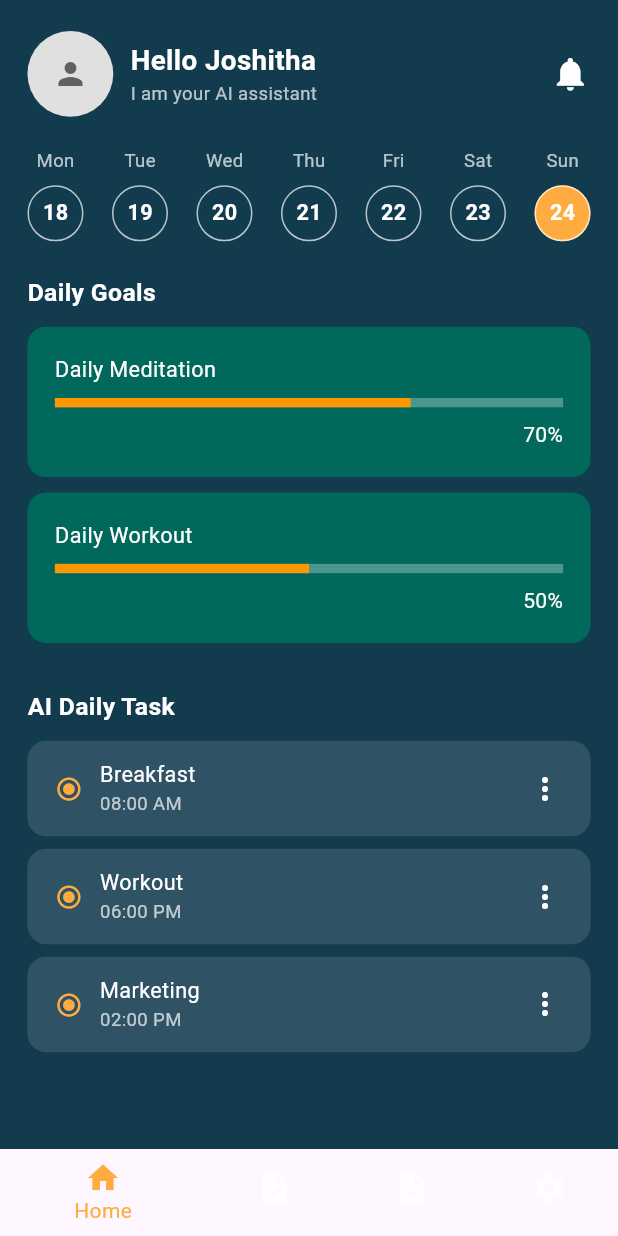
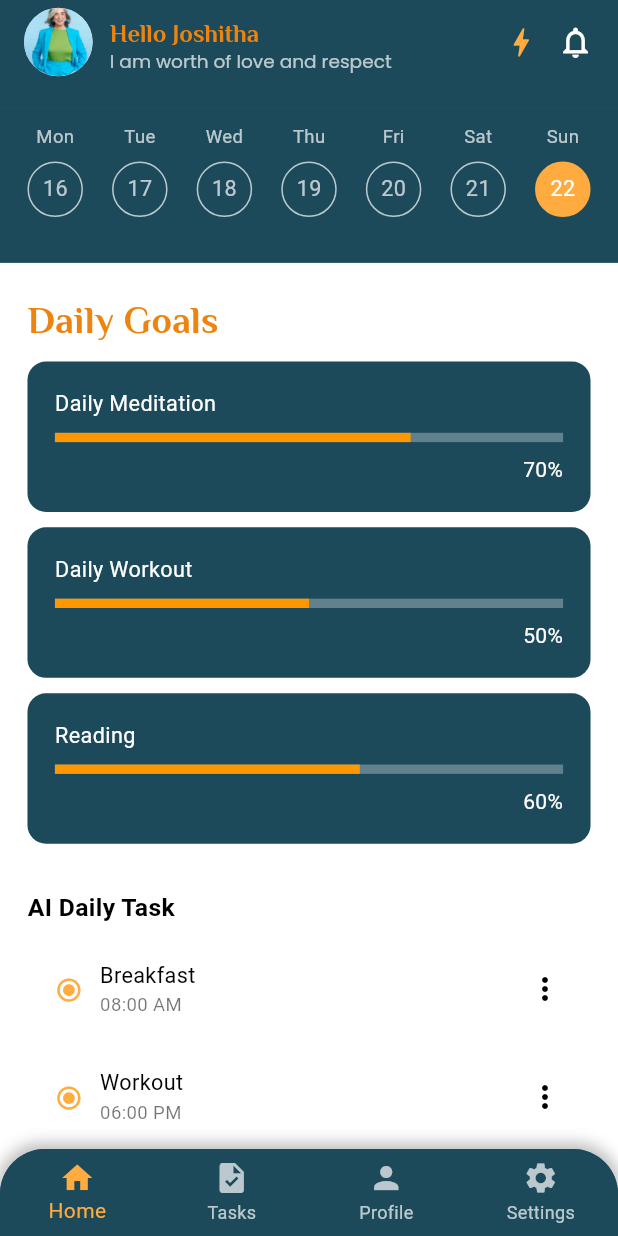
Before and after one commit to Sayduntuhin/achive_ai1, a Flutter app: the MainScreen screen opened by its route, on a phone screen of 412 x 824 dp. Run offline on Flutter 3.47's test engine with Material 3 defaults, Android fonts, the phone set to English and light mode, and no system bars; our stand-ins replace flutter_screenutil, flutter_svg, get, pin_code_fields.

Commit message:
second commit

```diff
--- a/lib/controller/buttom_navigation_controller.dart
+++ b/lib/controller/buttom_navigation_controller.dart
@@ -1,9 +1,10 @@
 import 'package:get/get.dart';
 
 class BottomNavController extends GetxController {
-  var selectedIndex = 0.obs;
+  int selectedIndex = 0; // ✅ Change from Rx<int> to normal int
 
   void changeTab(int index) {
-    selectedIndex.value = index;
+    selectedIndex = index;
+    update(); // ✅ Use `update()` instead of `.value`
   }
 }
--- a/lib/themes/colors.dart
+++ b/lib/themes/colors.dart
@@ -4,7 +4,7 @@ Color titleColor = const Color(0xffED840F);
 Color textColor = const Color(0xffED840F);
 Color buttonColor = const Color(0xffED840F);
 Color buttonColor2 = const Color(0xff496E7B);
-Color backgroundColor = const Color(0xff163c49);
+Color backgroundColor = const Color(0xff1C4A5A);
 Color backgroundColor2 = const Color(0xff2c4a57);
 Color primaryColor = const Color(0xffED840F);
 Color borderColor = const Color(0xffED840F);
--- a/lib/view/home/page/home_page.dart
+++ b/lib/view/home/page/home_page.dart
@@ -1,43 +1,57 @@
+import 'package:achive_ai/themes/colors.dart';
 import 'package:flutter/material.dart';
 import 'package:flutter_screenutil/flutter_screenutil.dart';
 
-class DailyTasksScreen extends StatelessWidget {
-  const DailyTasksScreen({super.key});
+class HomePage extends StatelessWidget {
+  const HomePage({super.key});
 
   @override
   Widget build(BuildContext context) {
     return Scaffold(
-      backgroundColor: Color(0xFF123B4E),
-      body: SafeArea(
-        child: SingleChildScrollView(
-          child: Padding(
+      backgroundColor: Colors.white,
+      body: CustomScrollView(
+        slivers: [
+          /// ✅ SliverAppBar with Header (Pinned)
+          SliverAppBar(
+            title: _buildHeader(),
+            backgroundColor: backgroundColor,
+            expandedHeight: 70.h, // Adjust height for styling
+          //  floating: false,
+            pinned: true, // ✅ Keeps header visible at all times
+            automaticallyImplyLeading: false, // Removes default back button
+          ),
+
+          /// ✅ Date Selector (Hides on Scroll)
+          SliverPersistentHeader(
+            pinned: false, // ✅ Hides when scrolling
+            delegate: _SliverDateSelectorDelegate(
+              child: _buildDateSelector(),
+              height: 100.h,
+            ),
+          ),
+
+          /// ✅ Scrollable Content Below
+          SliverList(
+            delegate: SliverChildListDelegate([
+              Padding(
                 padding: EdgeInsets.symmetric(horizontal: 16.w, vertical: 20.h),
                 child: Column(
                   crossAxisAlignment: CrossAxisAlignment.start,
                   children: [
-                /// Header Section
-                _buildHeader(),
-                SizedBox(height: 20.h),
-
-                /// Date Selector
-                _buildDateSelector(),
-                SizedBox(height: 20.h),
-
-                /// Daily Goals
                     _buildDailyGoals(),
                     SizedBox(height: 20.h),
-
-                /// AI Daily Task Section
                     _buildDailyTasks(),
                   ],
                 ),
               ),
+            ]),
           ),
+        ],
       ),
     );
   }
 
-  /// Header with Profile Info
+  /// ✅ Header inside AppBar (Always Visible)
   Widget _buildHeader() {
     return Row(
       mainAxisAlignment: MainAxisAlignment.spaceBetween,
@@ -45,36 +59,46 @@ class DailyTasksScreen extends StatelessWidget {
         Row(
           children: [
             CircleAvatar(
-              backgroundColor: Colors.grey.shade300,
-              radius: 25.w,
-              child: Icon(Icons.person, color: Colors.grey.shade700),
+              backgroundImage: AssetImage("assets/images/person.png"), // ✅ Add user image
+              radius: 20.w,
             ),
             SizedBox(width: 10.w),
             Column(
               crossAxisAlignment: CrossAxisAlignment.start,
               children: [
+                SizedBox(height: 5.h),
                 Text(
                   "Hello Joshitha",
-                  style: TextStyle(fontSize: 18.sp, color: Colors.white, fontWeight: FontWeight.bold),
+                  style: TextStyle(fontSize: 16.sp, color: textColor, fontWeight: FontWeight.w700,fontFamily: 'Philosopher'),
                 ),
                 Text(
-                  "I am your AI assistant",
-                  style: TextStyle(fontSize: 12.sp, color: Colors.white70),
+                  "I am worth of love and respect",
+                  style: TextStyle(fontSize: 12.sp, color: Colors.white70,fontFamily: 'Poppins'),
                 ),
               ],
             ),
           ],
         ),
-        Icon(Icons.notifications, color: Colors.white, size: 26.sp),
+        Row(
+          children: [
+            Icon(Icons.bolt, color: Colors.orangeAccent, size: 24.sp), // ⚡ Icon
+            SizedBox(width: 10.w),
+            Icon(Icons.notifications_none_outlined   , color: Colors.white, size: 24.sp), // 🔔 Icon
+          ],
+        ),
       ],
     );
   }
 
-  /// Date Selector Row
+  /// ✅ Date Selector Row (Hides on Scroll)
   Widget _buildDateSelector() {
-    return Row(
+    return Container(
+      padding: EdgeInsets.symmetric(horizontal: 16.w, vertical: 10.h),
+      color: backgroundColor,
+      child: Row(
         mainAxisAlignment: MainAxisAlignment.spaceBetween,
         children: List.generate(7, (index) {
+          bool isSelected = index == 6; // Highlight current day
           return Column(
             children: [
               Text(
@@ -85,30 +109,32 @@ class DailyTasksScreen extends StatelessWidget {
               Container(
                 padding: EdgeInsets.all(8.w),
                 decoration: BoxDecoration(
-                color: index == 6 ? Colors.orangeAccent : Colors.transparent,
+                  color: isSelected ? Colors.orangeAccent : Colors.transparent,
                   shape: BoxShape.circle,
-                border: Border.all(color: Colors.white70),
+                  border: Border.all(color: isSelected ? Colors.orangeAccent : Colors.white70),
                 ),
                 child: Text(
-                "${18 + index}",
-                style: TextStyle(color: Colors.white, fontSize: 14.sp, fontWeight: FontWeight.bold),
+                  "${16 + index}",
+                  style: TextStyle(color: isSelected ? Colors.white : Colors.white70, fontSize: 14.sp),
                 ),
               ),
             ],
           );
         }),
+      ),
     );
   }
 
-  /// Daily Goals Section
+  /// ✅ Daily Goals Section
   Widget _buildDailyGoals() {
     return Column(
       crossAxisAlignment: CrossAxisAlignment.start,
       children: [
-        Text("Daily Goals", style: TextStyle(fontSize: 16.sp, color: Colors.white, fontWeight: FontWeight.bold)),
+        Text("Daily Goals", style: TextStyle(fontSize: 24.sp, color: textColor , fontWeight: FontWeight.w700,fontFamily: 'Philosopher')),
         SizedBox(height: 10.h),
         _buildGoalCard("Daily Meditation", 70),
         _buildGoalCard("Daily Workout", 50),
+        _buildGoalCard("Reading", 60),
       ],
     );
   }
@@ -117,7 +143,7 @@ class DailyTasksScreen extends StatelessWidget {
     return Container(
       padding: EdgeInsets.all(16.w),
       margin: EdgeInsets.only(bottom: 10.h),
-      decoration: BoxDecoration(color: Colors.teal.shade800, borderRadius: BorderRadius.circular(12.r)),
+      decoration: BoxDecoration(color: backgroundColor, borderRadius: BorderRadius.circular(12.r)),
       child: Column(
         crossAxisAlignment: CrossAxisAlignment.start,
         children: [
@@ -139,12 +165,12 @@ class DailyTasksScreen extends StatelessWidget {
     );
   }
 
-  /// AI Daily Tasks Section
+  /// ✅ AI Daily Tasks Section
   Widget _buildDailyTasks() {
     return Column(
       crossAxisAlignment: CrossAxisAlignment.start,
       children: [
-        Text("AI Daily Task", style: TextStyle(fontSize: 16.sp, color: Colors.white, fontWeight: FontWeight.bold)),
+        Text("AI Daily Task", style: TextStyle(fontSize: 16.sp, color: Colors.black, fontWeight: FontWeight.bold)),
         SizedBox(height: 10.h),
         _buildTaskItem("Breakfast", "08:00 AM"),
         _buildTaskItem("Workout", "06:00 PM"),
@@ -168,18 +194,40 @@ class DailyTasksScreen extends StatelessWidget {
               Column(
                 crossAxisAlignment: CrossAxisAlignment.start,
                 children: [
-                  Text(title, style: TextStyle(fontSize: 14.sp, color: Colors.white)),
-                  Text(time, style: TextStyle(fontSize: 12.sp, color: Colors.white70)),
+                  Text(title, style: TextStyle(fontSize: 14.sp, color: Colors.black)),
+                  Text(time, style: TextStyle(fontSize: 12.sp, color: Colors.black54)),
                 ],
               ),
             ],
           ),
-          Icon(Icons.more_vert, color: Colors.white),
+          Icon(Icons.more_vert, color: Colors.black),
         ],
       ),
     );
   }
+}
 
+/// ✅ Persistent Header Delegate for Date Selector (Hides on Scroll)
+class _SliverDateSelectorDelegate extends SliverPersistentHeaderDelegate {
+  final Widget child;
+  final double height;
 
+  _SliverDateSelectorDelegate({required this.child, required this.height});
 
+  @override
+  double get minExtent => height;
+  @override
+  double get maxExtent => height;
+
+  @override
+  Widget build(BuildContext context, double shrinkOffset, bool overlapsContent) {
+    return Material(
+      color: backgroundColor,
+      elevation: shrinkOffset > 0 ? 2.0 : 0.0,
+      child: child,
+    );
   }
+
+  @override
+  bool shouldRebuild(_SliverDateSelectorDelegate oldDelegate) => false;
+}
--- a/lib/view/main/page/main_pages.dart
+++ b/lib/view/main/page/main_pages.dart
@@ -1,40 +1,44 @@
 import 'package:flutter/material.dart';
 import 'package:get/get.dart';
+import '../../../controller/buttom_navigation_controller.dart';
+import '../../home/page/home_page.dart';
+import '../widgets/custom_navigation_bar.dart';
 
 
-import '../../../controller/buttom_navigation_controller.dart';
-import '../../home/page/home_page.dart';
+class MainScreen extends StatelessWidget {
+  MainScreen({super.key});
 
-class MainScreen extends StatelessWidget {
   final BottomNavController navController = Get.put(BottomNavController());
-
-  final List<Widget> pages = [
-    DailyTasksScreen(),    DailyTasksScreen(),    DailyTasksScreen(),    DailyTasksScreen(),
- /*   TaskPage(),
-    SettingsPage(),*/
-  ];
-
-   MainScreen({super.key});
 
   @override
   Widget build(BuildContext context) {
     return Scaffold(
-      body: Obx(() => pages[navController.selectedIndex.value]),
-      bottomNavigationBar: Obx(
-            () => BottomNavigationBar(
-          currentIndex: navController.selectedIndex.value,
-          onTap: (index) => navController.changeTab(index),
-          items: const [
-            BottomNavigationBarItem(icon: Icon(Icons.home), label: "Home"),
-            BottomNavigationBarItem(icon: Icon(Icons.task), label: "Tasks"),
-            BottomNavigationBarItem(icon: Icon(Icons.task), label: "Tasks"),
-            BottomNavigationBarItem(icon: Icon(Icons.settings), label: "Settings"),
-          ],
-          selectedItemColor: Colors.orangeAccent,
-          unselectedItemColor: Colors.white70,
-          backgroundColor: Color(0xFF123B4E),
-        ),
+      backgroundColor: Colors.white,
+      /// ✅ Wrap `Scaffold` in GetBuilder to ensure updates
+      body: GetBuilder<BottomNavController>(
+        builder: (controller) {
+          return _getPage(controller.selectedIndex);
+        },
       ),
+
+      /// ✅ Custom Bottom Navigation Bar
+      bottomNavigationBar: CustomBottomNavBar(navController: navController),
     );
   }
+
+  /// ✅ Function to Return the Correct Page
+  Widget _getPage(int index) {
+    switch (index) {
+      case 0:
+        return HomePage();
+      case 1:
+        return HomePage();
+      case 2:
+        return HomePage(); // Replace with Profile Page
+      case 3:
+        return HomePage();
+      default:
+        return HomePage();
+    }
+  }
 }
--- /dev/null
+++ b/lib/view/main/widgets/custom_navigation_bar.dart
@@ -0,0 +1,56 @@
+import 'package:flutter/material.dart';
+import 'package:get/get_state_manager/src/simple/get_state.dart';
+
+import '../../../controller/buttom_navigation_controller.dart';
+
+class CustomBottomNavBar extends StatelessWidget {
+  final BottomNavController navController;
+
+  const CustomBottomNavBar({Key? key, required this.navController}) : super(key: key);
+
+  @override
+  Widget build(BuildContext context) {
+    return GetBuilder<BottomNavController>(
+      builder: (controller) {
+        return Container(
+          decoration: const BoxDecoration(
+            color: Color(0xFF1C4A5A), // ✅ Custom Color
+            borderRadius: BorderRadius.only(
+              topLeft: Radius.circular(30.0), // ✅ Rounded Corners
+              topRight: Radius.circular(30.0),
+            ),
+            boxShadow: [
+              BoxShadow(
+                color: Colors.black26,
+                blurRadius: 8.0,
+                spreadRadius: 2.0,
+                offset: Offset(0, -2),
+              ),
+            ],
+          ),
+          child: ClipRRect(
+            borderRadius: const BorderRadius.only(
+              topLeft: Radius.circular(30.0), // ✅ Clip to make it rounded
+              topRight: Radius.circular(30.0),
+            ),
+            child: BottomNavigationBar(
+              currentIndex: controller.selectedIndex,
+              onTap: (index) => controller.changeTab(index),
+              items: const [
+                BottomNavigationBarItem(icon: Icon(Icons.home), label: "Home"),
+                BottomNavigationBarItem(icon: Icon(Icons.task), label: "Tasks"),
+                BottomNavigationBarItem(icon: Icon(Icons.person), label: "Profile"),
+                BottomNavigationBarItem(icon: Icon(Icons.settings), label: "Settings"),
+              ],
+              selectedItemColor: Colors.orangeAccent,
+              unselectedItemColor: Colors.white70,
+              backgroundColor: Color(0xFF1C4A5A), // ✅ Ensure background color matches
+              elevation: 0, // ✅ Remove default shadow
+              type: BottomNavigationBarType.fixed,
+            ),
+          ),
+        );
+      },
+    );
+  }
+}
```
Also changed, not shown: assets/images/person.png (added). Lines whose indentation alone changed are shown as unchanged.
